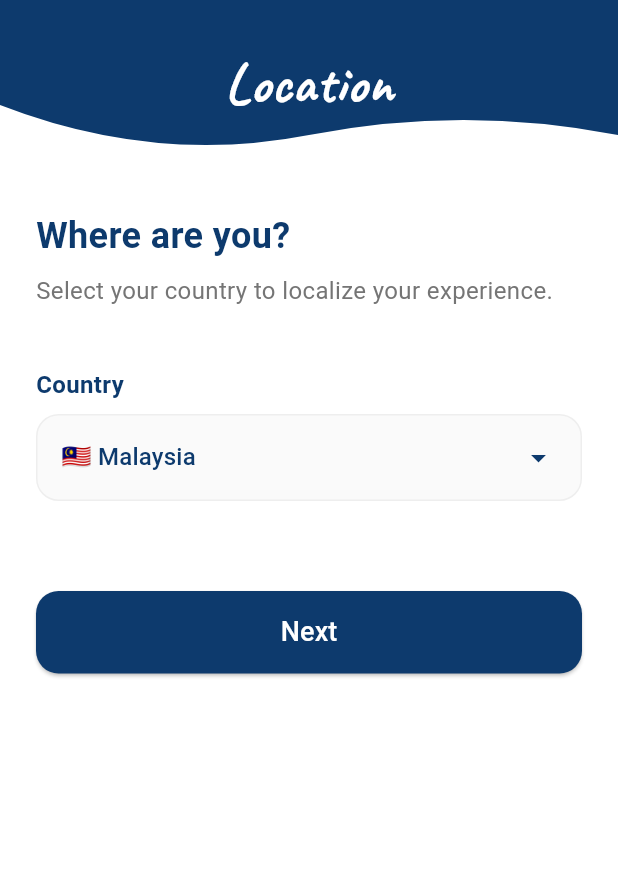
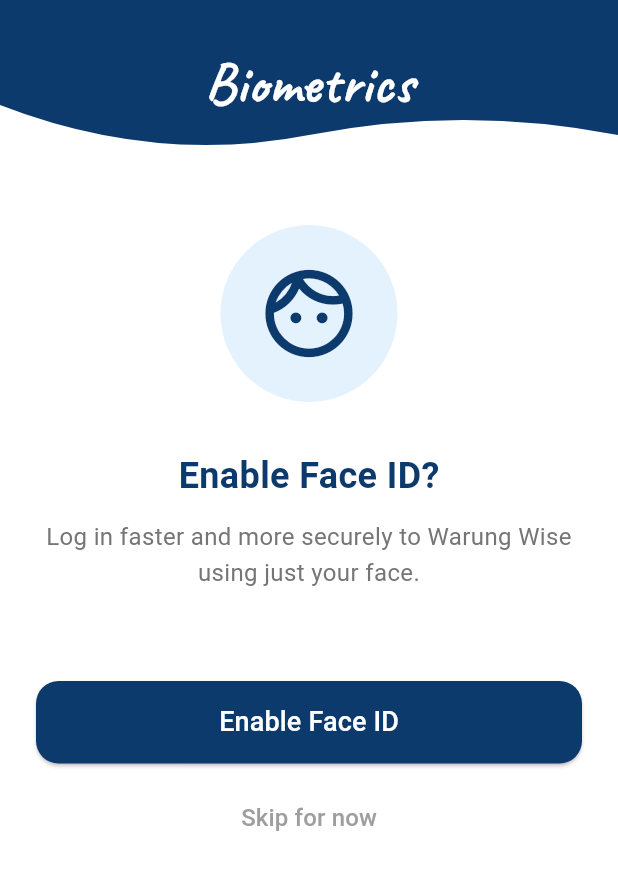
Before and after one commit to jiahui-1101/borneo_hackwknd, a Flutter app: the SetupPinPage screen opened directly, after a tap on "Next", on a phone screen of 412 x 824 dp. Shown: the top 870 px of the screen. Run offline on Flutter 3.47's test engine with Material 3 defaults, Android fonts, the phone set to English and light mode, and no system bars; our stand-ins replace audioplayers, firebase_core, firebase_vertexai, fl_chart, flutter_tts, image_picker and 3 more; accounts and stored records are empty.

Commit message:
feat: Complete progressive onboarding flow and Apple-style Face ID mock

```diff
--- a/my_huat/lib/features/onboarding/SetupPinPage.dart
+++ b/my_huat/lib/features/onboarding/SetupPinPage.dart
@@ -49,9 +49,80 @@
                     height: 55,
                     child: ElevatedButton(
                       style: ElevatedButton.styleFrom(backgroundColor: const Color(0xFF0D3A6D), shape: RoundedRectangleBorder(borderRadius: BorderRadius.circular(15))),
-                      onPressed: () => Navigator.push(context, MaterialPageRoute(builder: (context) => const CountrySetupPage())),
+                      // 🌟 这里修好了！点击 Next 现在会去往 EnableFaceIdPage 🌟
+                      onPressed: () => Navigator.push(context, MaterialPageRoute(builder: (context) => const EnableFaceIdPage())),
                       child: const Text('Next', style: TextStyle(color: Colors.white, fontSize: 18)),
                     ),
+                  ),
+                  const SizedBox(height: 40),
+                ],
+              ),
+            ),
+          ],
+        ),
+      ),
+    );
+  }
+}
+
+// ==========================================
+// 1.5 开启 Face ID 页面 (Enable Face ID Page)
+// ==========================================
+class EnableFaceIdPage extends StatelessWidget {
+  const EnableFaceIdPage({super.key});
+
+  @override
+  Widget build(BuildContext context) {
+    return Scaffold(
+      backgroundColor: Colors.white,
+      body: SingleChildScrollView(
+        child: Column(
+          children: [
+            _buildHeader(context, 'Biometrics'),
+            Padding(
+              padding: const EdgeInsets.symmetric(horizontal: 24.0),
+              child: Column(
+                mainAxisAlignment: MainAxisAlignment.center,
+                children: [
+                  const SizedBox(height: 40),
+                  // 🌟 带浅蓝色背景的圆角图标，看起来很清爽
+                  Container(
+                    padding: const EdgeInsets.all(24),
+                    decoration: BoxDecoration(color: Colors.blue.shade50, shape: BoxShape.circle),
+                    child: const Icon(Icons.face_unlock_outlined, size: 70, color: Color(0xFF0D3A6D)),
+                  ),
+                  const SizedBox(height: 32),
+                  const Text("Enable Face ID?", style: TextStyle(fontSize: 24, fontWeight: FontWeight.bold, color: Color(0xFF0D3A6D))),
+                  const SizedBox(height: 12),
+                  Text(
+                    "Log in faster and more securely to Warung Wise using just your face.",
+                    textAlign: TextAlign.center,
+                    style: TextStyle(fontSize: 16, color: Colors.grey[600], height: 1.5)
+                  ),
+                  const SizedBox(height: 60),
+
+                  // 🌟 Enable 按钮
+                  SizedBox(
+                    width: double.infinity,
+                    height: 55,
+                    child: ElevatedButton(
+                      style: ElevatedButton.styleFrom(backgroundColor: const Color(0xFF0D3A6D), shape: RoundedRectangleBorder(borderRadius: BorderRadius.circular(15))),
+                      onPressed: () {
+                        // 🌟 点击开启，前往下一步 (Country)
+                        Navigator.push(context, MaterialPageRoute(builder: (context) => const CountrySetupPage()));
+                      },
+                      child: const Text('Enable Face ID', style: TextStyle(color: Colors.white, fontSize: 18)),
+                    ),
+                  ),
+                  const SizedBox(height: 12),
+
+                  // 🌟 Skip 按钮
+                  TextButton(
+                    onPressed: () {
+                      // 🌟 点击跳过，也是前往下一步 (Country)
+                      Navigator.push(context, MaterialPageRoute(builder: (context) => const CountrySetupPage()));
+                    },
+                    child: const Text("Skip for now", style: TextStyle(color: Colors.grey, fontSize: 16)),
                   ),
                   const SizedBox(height: 40),
                 ],
```
Also changed, not shown: my_huat/lib/features/onboarding/login_page.dart (+12 -6 lines), my_huat/lib/features/onboarding/mock_face_id_page.dart (added, +88 -0 lines), my_huat/pubspec.lock.
